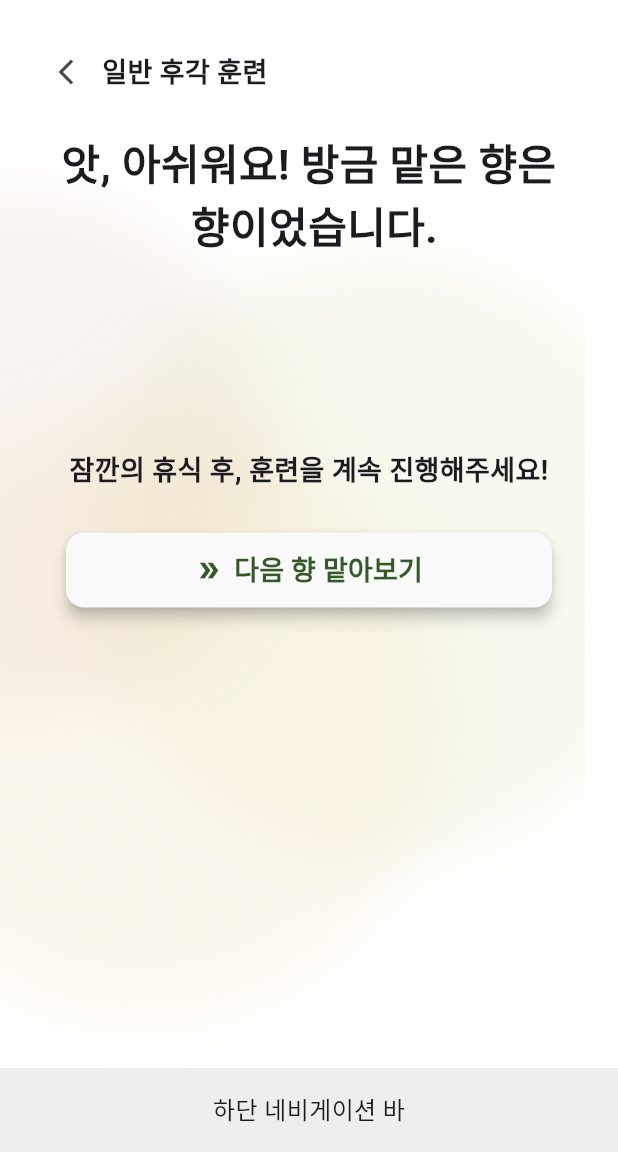
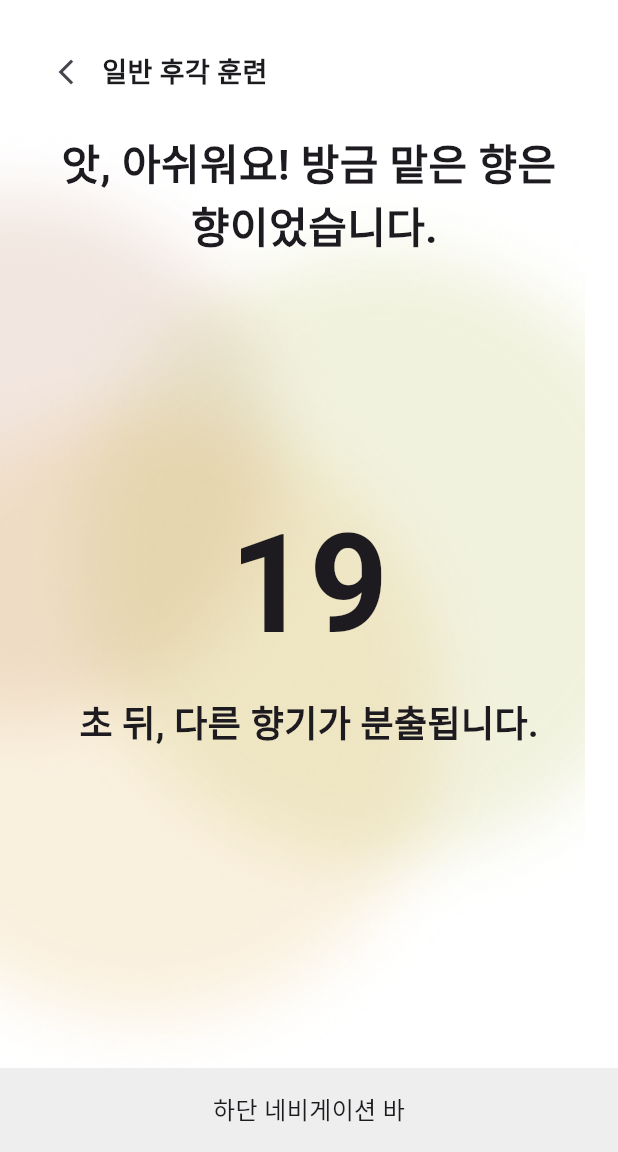
Before and after one commit to deepscent-cnu/deepscent-cnu-app, a Flutter app: the NormalOlfactoryTrainingAnswerScreen screen opened directly, on a phone screen of 412 x 824 dp, the part 84-1236 px from its top. Run offline on Flutter 3.47's test engine with Material 3 defaults, Android fonts, the phone set to English and light mode, and no system bars; our stand-ins replace audioplayers, flutter_tts, get, speech_to_text; missing offline and left inert: record; network calls fail.

Commit message:
feat: 인증 관련 변경 및 일반 후각 훈련 휴식 화면 추가

```diff
--- a/lib/common/data/device_api.dart
+++ b/lib/common/data/device_api.dart
@@ -1,7 +1,9 @@
 import 'dart:convert';
 
+import 'package:deepscent_cnu/common/presentation/controller/auth_controller.dart';
 import 'package:deepscent_cnu/secrets.dart';
 import 'package:flutter/material.dart';
+import 'package:get/get.dart';
 import 'package:http/http.dart' as http;
 
 class DeviceApi {
@@ -9,10 +11,14 @@ class DeviceApi {
     int fanNumber,
     int fanSpeed,
   ) async {
+    final authController = Get.find<AuthController>();
     final apiUrl =
         apiBaseUrl + '/api/device/' + deviceId + "/fragrance/fan-state";
 
-    final requestHeaders = {'Content-type': 'application/json'};
+    final requestHeaders = {
+      'Content-type': 'application/json',
+      'Authorization': 'Bearer ${authController.accessToken.value}',
+    };
 
     final requestBody = jsonEncode({
       'fan_number': fanNumber,
--- a/lib/features/login/data/auth_api.dart
+++ b/lib/features/login/data/auth_api.dart
@@ -1,4 +1,5 @@
 // lib/src/features/auth/data/auth_api.dart
+import 'package:deepscent_cnu/secrets.dart';
 import 'package:http/http.dart' as http;
 import 'dart:convert';
 
@@ -7,7 +8,7 @@ class AuthApi {
     required String username,
     required String password,
   }) async {
-    final url = Uri.parse('http://localhost:8080/api/auth/login');
+    final url = Uri.parse('$apiBaseUrl/api/auth/login');
     return await http.post(
       url,
       headers: {'Content-Type': 'application/json'},
@@ -25,7 +26,7 @@ class AuthApi {
     required String username,
     required String password,
   }) async {
-    final url = Uri.parse('http://localhost:8080/api/auth/signup');
+    final url = Uri.parse('$apiBaseUrl/api/auth/signup');
     return await http.post(
       url,
       headers: {'Content-Type': 'application/json'},
--- a/lib/features/normal_olfactory_training/data/memory_recall_training_api.dart
+++ b/lib/features/normal_olfactory_training/data/memory_recall_training_api.dart
@@ -1,4 +1,3 @@
-import 'dart:convert';
 import 'dart:io';
 import 'package:flutter/material.dart';
 import 'package:http/http.dart' as http;
--- a/lib/features/normal_olfactory_training/presentation/screens/normal_olfactory_training_answer.dart
+++ b/lib/features/normal_olfactory_training/presentation/screens/normal_olfactory_training_answer.dart
@@ -1,5 +1,6 @@
 import 'dart:math';
 
+import 'package:deepscent_cnu/common/data/device_api.dart';
 import 'package:deepscent_cnu/common/widgets/button_basic.dart';
 import 'package:deepscent_cnu/features/normal_olfactory_training/data/models/round_log.dart';
 import 'package:deepscent_cnu/features/normal_olfactory_training/data/normal_olfactory_training_api.dart';
@@ -9,11 +10,57 @@ import 'package:deepscent_cnu/features/normal_olfactory_training/presentation/sc
 import 'package:flutter/material.dart';
 import 'package:get/get.dart';
 
-class NormalOlfactoryTrainingAnswerScreen extends StatelessWidget {
+class NormalOlfactoryTrainingAnswerScreen extends StatefulWidget {
+  const NormalOlfactoryTrainingAnswerScreen({super.key});
+
+  @override
+  State<NormalOlfactoryTrainingAnswerScreen> createState() =>
+      _NormalOlfactoryTrainingAnswerScreenState();
+}
+
+class _NormalOlfactoryTrainingAnswerScreenState
+    extends State<NormalOlfactoryTrainingAnswerScreen> {
   final normalOlfactoryTrainingController =
       Get.find<NormalOlfactoryTrainingController>();
+  int remainTime = 20;
+  String message = "초 뒤, 다른 향기가 분출됩니다.";
+  bool isLoading = false;
 
-  NormalOlfactoryTrainingAnswerScreen({super.key});
+  @override
+  void initState() {
+    super.initState();
+    if (normalOlfactoryTrainingController.currentRound.value != 4) {
+      startTrainingCycle();
+    }
+  }
+
+  Future<void> startTrainingCycle() async {
+    await DeviceApi.controlScentDeviceSlot(
+      normalOlfactoryTrainingController.currentRound.value,
+      3,
+    );
+    await Future.delayed(const Duration(seconds: 1));
+
+    while (remainTime > 1) {
+      setState(() {
+        remainTime -= 1;
+      });
+
+      await Future.delayed(const Duration(seconds: 1));
+    }
+
+    setState(() {
+      isLoading = true;
+    });
+
+    await Future.delayed(const Duration(seconds: 1));
+
+    setState(() {
+      isLoading = false;
+    });
+
+    nextRound();
+  }
 
   void showTrainingStopModal(BuildContext context) {
     showDialog(
@@ -121,7 +168,7 @@ class NormalOlfactoryTrainingAnswerScreen extends StatelessWidget {
 
       await NormalOlfactoryTrainingApi.submitTrainingLog(
         totalTimeTaken,
-        normalOlfactoryTrainingController.logs.map((e) => e.toJson()).toList()
+        normalOlfactoryTrainingController.logs.map((e) => e.toJson()).toList(),
       );
 
       Get.off(() => NormalOlfactoryTrainingResultScreen());
@@ -159,14 +206,31 @@ class NormalOlfactoryTrainingAnswerScreen extends StatelessWidget {
         ],
       ),
       body: SafeArea(
-        child: Stack(
+        child:
+            isLoading
+                ? Container(
+                  color: Colors.black.withOpacity(0.5), // 화면 어두워짐
+                  child: Center(
+                    child: Column(
+                      mainAxisSize: MainAxisSize.min,
+                      children: [
+                        CircularProgressIndicator(color: Colors.white),
+                        SizedBox(height: 16),
+                        Text(
+                          '로딩 중...',
+                          style: TextStyle(color: Colors.white, fontSize: 16),
+                        ),
+                      ],
+                    ),
+                  ),
+                )
+                : Stack(
                   children: [
                     Positioned(
                       top: 80,
                       child: Image.asset(
                         'assets/images/blurred_background.png',
                         fit: BoxFit.cover,
-                opacity: AlwaysStoppedAnimation(0.5),
                       ),
                     ),
                     Padding(
@@ -181,7 +245,10 @@ class NormalOlfactoryTrainingAnswerScreen extends StatelessWidget {
                                 onPressed: () {
                                   showTrainingStopModal(context);
                                 },
-                        icon: const Icon(Icons.arrow_back_ios_new, size: 20),
+                                icon: const Icon(
+                                  Icons.arrow_back_ios_new,
+                                  size: 20,
+                                ),
                               ),
                               const Text(
                                 '일반 후각 훈련',
@@ -204,22 +271,38 @@ class NormalOlfactoryTrainingAnswerScreen extends StatelessWidget {
                               textAlign: TextAlign.center,
                             ),
                           ),
-                  const SizedBox(height: 128),
-                  normalOlfactoryTrainingController.currentRound.value != 4
-                      ? Padding(
-                        padding: const EdgeInsets.symmetric(horizontal: 5),
-                        child: Text(
-                          "잠깐의 휴식 후, 훈련을 계속 진행해주세요!",
-                          style: TextStyle(
-                            fontSize: 18,
+                          // const SizedBox(height: 128),
+                          normalOlfactoryTrainingController
+                                      .currentRound
+                                      .value !=
+                                  4
+                              ? Expanded(
+                                child: Center(
+                                  child: Column(
+                                    mainAxisAlignment: MainAxisAlignment.center,
+                                    children: [
+                                      Text(
+                                        remainTime.toString(),
+                                        style: const TextStyle(
+                                          fontSize: 92,
                                           fontWeight: FontWeight.bold,
                                         ),
-                          textAlign: TextAlign.center,
+                                      ),
+                                      const SizedBox(height: 8),
+                                      Text(
+                                        message,
+                                        style: TextStyle(
+                                          fontSize: 24,
+                                          fontWeight: FontWeight.bold,
+                                        ),
+                                      ),
+                                    ],
+                                  ),
                                 ),
                               )
-                      : SizedBox.shrink(),
-                  const SizedBox(height: 12),
-                  Padding(
+                              : Expanded(
+                                child: Center(
+                                  child: Padding(
                                     padding: const EdgeInsets.symmetric(
                                       horizontal: 24,
                                       vertical: 16,
@@ -236,6 +319,9 @@ class NormalOlfactoryTrainingAnswerScreen extends StatelessWidget {
                                       function: nextRound,
                                     ),
                                   ),
+                                ),
+                              ),
+                          const SizedBox(height: 60),
                         ],
                       ),
                     ),
--- a/lib/features/normal_olfactory_training/presentation/screens/normal_olfactory_training_screen.dart
+++ b/lib/features/normal_olfactory_training/presentation/screens/normal_olfactory_training_screen.dart
@@ -17,7 +17,7 @@ class _NormalOlfactoryTrainingScreenState
     extends State<NormalOlfactoryTrainingScreen> {
   final normalOlfactoryTrainingController =
       Get.find<NormalOlfactoryTrainingController>();
-  int remainTime = 2;
+  int remainTime = 20;
   String message = "초 뒤, 발향이 중지됩니다.";
   bool isStopped = false;
 
--- a/lib/main.dart
+++ b/lib/main.dart
@@ -1,7 +1,6 @@
 //import 'package:deepscent_cnu/presentation/screens/%08signup.dart';
 import 'package:flutter/material.dart';
 import 'features/login/presentation/screens/login.dart';
-import 'features/normal_olfactory_training/presentation/screens/memory_recall_training_screen.dart';
 
 void main() {
   runApp(const MyApp());
```
Also changed, not shown: lib/common/presentation/controller/auth_controller.dart (added, +43 -0 lines), lib/dev/main_preview.dart (+7 -1 lines), lib/features/login/presentation/screens/login.dart (+6 -2 lines), lib/features/login/presentation/screens/signup.dart (+26 -16 lines), lib/features/normal_olfactory_training/data/normal_olfactory_training_api.dart (+9 -2 lines). Lines whose indentation alone changed are shown as unchanged.
